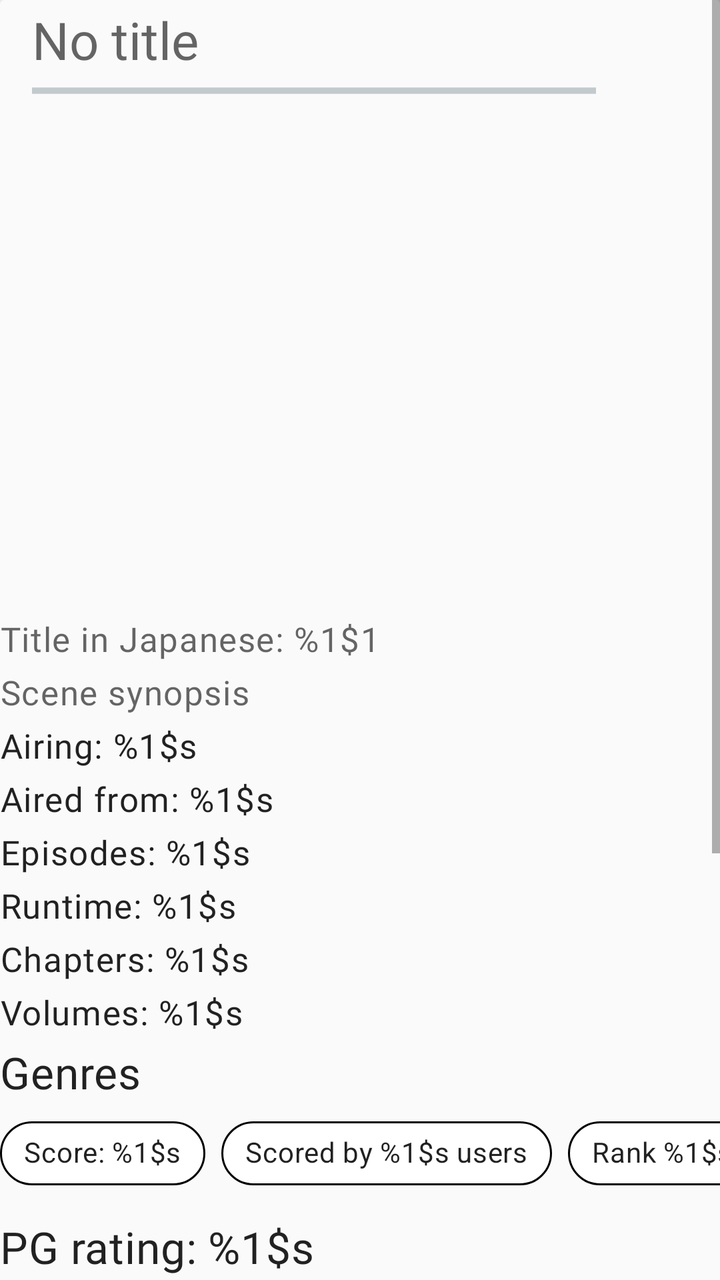
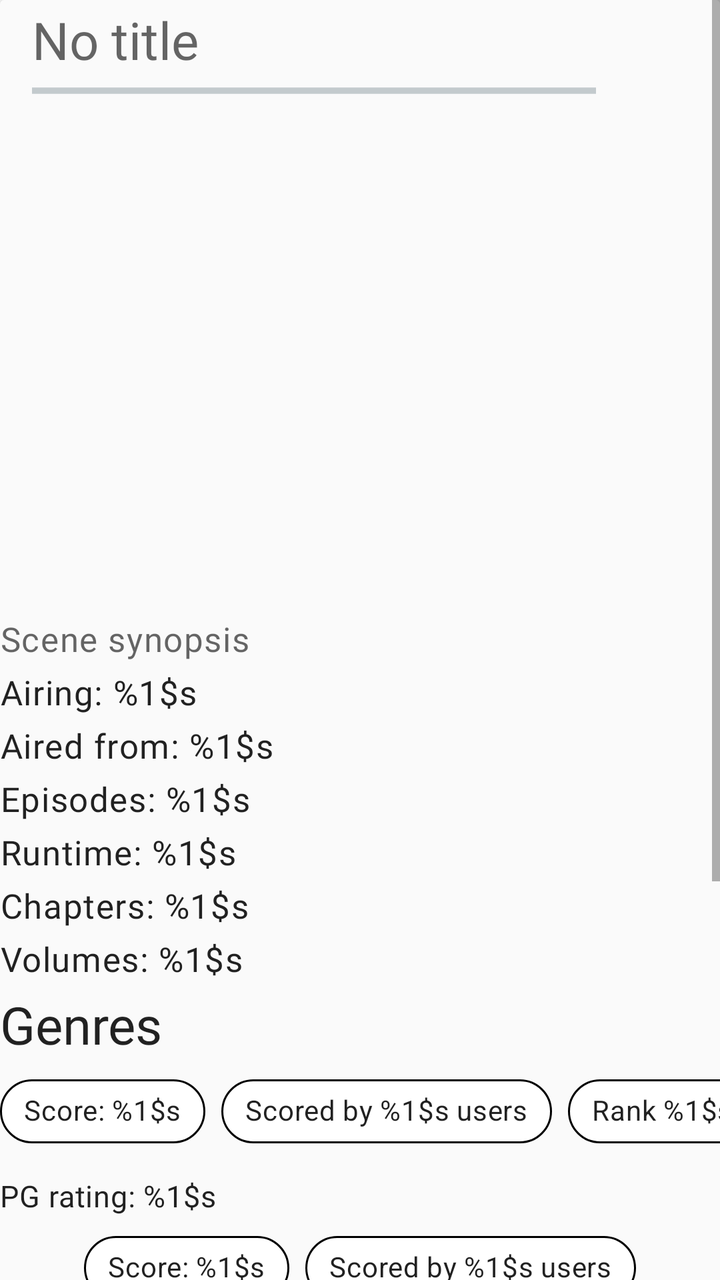

Screens rendered from an Android XML layout before and after an edit, with the pre-edit source and the edit as a unified diff.
<!-- AndroidManifest.xml: another module's application theme Theme.ECatalogs -->
<!-- res/layout/fragment_details_anime.xml -->
<?xml version="1.0" encoding="utf-8"?>
<ScrollView xmlns:android="http://schemas.android.com/apk/res/android"
    xmlns:app="http://schemas.android.com/apk/res-auto"
    android:layout_width="match_parent"
    android:layout_height="match_parent"
    android:layout_margin="@dimen/two_dimen"
    android:orientation="vertical">

    <androidx.cardview.widget.CardView
        android:id="@+id/details_card_view"
        android:layout_width="match_parent"
        android:layout_height="wrap_content"
        android:backgroundTint="?attr/colorSurface">

        <LinearLayout
            android:layout_width="match_parent"
            android:layout_height="match_parent"
            android:orientation="vertical">

            <androidx.appcompat.widget.Toolbar
                android:id="@+id/toolbar"
                android:layout_width="match_parent"
                android:layout_height="wrap_content">

                <LinearLayout
                    android:layout_width="match_parent"
                    android:layout_height="wrap_content"
                    android:orientation="vertical">

                    <TextView
                        android:id="@+id/title"
                        android:layout_width="match_parent"
                        android:layout_height="wrap_content"
                        android:hint="@string/no_title"
                        android:textAppearance="?attr/textAppearanceHeadline5" />

                    <ProgressBar
                        android:id="@+id/details_progress_bar"
                        style="?android:progressBarStyleHorizontal"
                        android:layout_width="282dp"
                        android:layout_height="wrap_content"
                        android:indeterminate="true" />

                    <TextView
                        android:id="@+id/details_error_message"
                        android:layout_width="match_parent"
                        android:layout_height="wrap_content"
                        android:text="@string/failed_to_retrieve_data"
                        android:textAppearance="?attr/textAppearanceCaption"
                        android:textColor="@android:color/holo_blue_light"
                        android:visibility="gone" />

                </LinearLayout>

            </androidx.appcompat.widget.Toolbar>

            <com.google.android.material.imageview.ShapeableImageView
                android:id="@+id/image"
                android:layout_width="match_parent"
                android:layout_height="wrap_content"
                android:adjustViewBounds="true"
                android:minWidth="@dimen/min_image_width"
                android:minHeight="@dimen/image_height"
                android:scaleType="fitCenter"
                app:strokeColor="@null" />

            <com.google.android.material.textview.MaterialTextView
                android:id="@+id/title_japanese"
                android:layout_width="match_parent"
                android:layout_height="wrap_content"
                android:layout_marginVertical="@dimen/two_dimen"
                android:hint="@string/title_japanese"
                android:textAppearance="?attr/textAppearanceBody1" />

            <com.google.android.material.textview.MaterialTextView
                android:id="@+id/synopsis"
                android:layout_width="match_parent"
                android:layout_height="wrap_content"
                android:layout_marginVertical="@dimen/two_dimen"
                android:hint="@string/synopsis"
                android:textAppearance="?attr/textAppearanceBody1" />

            <com.google.android.material.textview.MaterialTextView
                android:id="@+id/airing_status"
                android:layout_width="wrap_content"
                android:layout_height="wrap_content"
                android:layout_marginVertical="@dimen/two_dimen"
                android:text="@string/airing_status"
                android:textAppearance="?attr/textAppearanceBody1" />

            <com.google.android.material.textview.MaterialTextView
                android:id="@+id/aired"
                android:layout_width="wrap_content"
                android:layout_height="wrap_content"
                android:layout_marginVertical="@dimen/two_dimen"
                android:text="@string/aired"
                android:textAppearance="?attr/textAppearanceBody1" />

            <com.google.android.material.textview.MaterialTextView
                android:id="@+id/episodes"
                android:layout_width="wrap_content"
                android:layout_height="wrap_content"
                android:layout_marginVertical="@dimen/two_dimen"
                android:text="@string/episodes"
                android:textAppearance="?attr/textAppearanceBody1" />

            <com.google.android.material.textview.MaterialTextView
                android:id="@+id/runtime"
                android:layout_width="wrap_content"
                android:layout_height="wrap_content"
                android:layout_marginVertical="@dimen/two_dimen"
                android:text="@string/runtime"
                android:textAppearance="?attr/textAppearanceBody1" />

            <com.google.android.material.textview.MaterialTextView
                android:id="@+id/chapters"
                android:layout_width="wrap_content"
                android:layout_height="wrap_content"
                android:layout_marginVertical="@dimen/two_dimen"
                android:text="@string/chapters"
                android:textAppearance="?attr/textAppearanceBody1" />

            <com.google.android.material.textview.MaterialTextView
                android:id="@+id/volumes"
                android:layout_width="wrap_content"
                android:layout_height="wrap_content"
                android:layout_marginVertical="@dimen/two_dimen"
                android:text="@string/volumes"
                android:textAppearance="?attr/textAppearanceBody1" />

            <com.google.android.material.textview.MaterialTextView
                android:id="@+id/genres"
                android:layout_width="wrap_content"
                android:layout_height="wrap_content"
                android:layout_marginVertical="@dimen/two_dimen"
                android:text="@string/genres"
                android:textAppearance="?attr/textAppearanceHeadline6" />

            <com.google.android.material.chip.ChipGroup
                android:layout_width="wrap_content"
                android:layout_height="wrap_content"
                android:layout_gravity="center"
                android:layout_marginBottom="@dimen/six_dimen"
                android:clickable="false"
                android:foregroundGravity="center_horizontal"
                android:layoutDirection="locale"
                android:theme="@style/Theme.MaterialComponents.Light"
                app:singleLine="true">

                <com.google.android.material.chip.Chip
                    android:id="@+id/genre_one"
                    android:layout_width="wrap_content"
                    android:layout_height="wrap_content"
                    android:gravity="start"
                    android:text="@string/score"
                    android:textAppearance="?attr/textAppearanceBody2"
                    app:chipBackgroundColor="@android:color/white"
                    app:chipStrokeColor="@android:color/black"
                    app:chipStrokeWidth="1dp" />

                <com.google.android.material.chip.Chip
                    android:id="@+id/genre_two"
                    android:layout_width="wrap_content"
                    android:layout_height="wrap_content"
                    android:gravity="center_horizontal"
                    android:text="@string/scored_by"
                    android:textAppearance="?attr/textAppearanceBody2"
                    app:chipBackgroundColor="@android:color/white"
                    app:chipStrokeColor="@android:color/black"
                    app:chipStrokeWidth="1dp" />

                <com.google.android.material.chip.Chip
                    android:id="@+id/genre_three"
                    android:layout_width="wrap_content"
                    android:layout_height="wrap_content"
                    android:gravity="end"
                    android:text="@string/rank"
                    android:textAppearance="?attr/textAppearanceBody2"
                    app:chipBackgroundColor="@android:color/white"
                    app:chipStrokeColor="@android:color/black"
                    app:chipStrokeWidth="1dp" />

            </com.google.android.material.chip.ChipGroup>

            <com.google.android.material.textview.MaterialTextView
                android:id="@+id/pg_rating"
                android:layout_width="wrap_content"
                android:layout_height="wrap_content"
                android:layout_marginVertical="@dimen/two_dimen"
                android:text="@string/pg_rating"
                android:textAppearance="?attr/textAppearanceHeadline6" />

            <com.google.android.material.chip.ChipGroup
                android:layout_width="wrap_content"
                android:layout_height="wrap_content"
                android:layout_gravity="center"
                android:layout_marginBottom="@dimen/six_dimen"
                android:clickable="false"
                android:foregroundGravity="center_horizontal"
                android:layoutDirection="locale"
                android:theme="@style/Theme.MaterialComponents.Light"
                app:singleLine="false">

                <com.google.android.material.chip.Chip
                    android:id="@+id/score"
                    android:layout_width="wrap_content"
                    android:layout_height="wrap_content"
                    android:gravity="start"
                    android:text="@string/score"
                    android:textAppearance="?attr/textAppearanceBody2"
                    app:chipBackgroundColor="@android:color/white"
                    app:chipStrokeColor="@android:color/black"
                    app:chipStrokeWidth="1dp" />

                <com.google.android.material.chip.Chip
                    android:id="@+id/scored_by"
                    android:layout_width="wrap_content"
                    android:layout_height="wrap_content"
                    android:gravity="center_horizontal"
                    android:text="@string/scored_by"
                    android:textAppearance="?attr/textAppearanceBody2"
                    app:chipBackgroundColor="@android:color/white"
                    app:chipStrokeColor="@android:color/black"
                    app:chipStrokeWidth="1dp" />

                <com.google.android.material.chip.Chip
                    android:id="@+id/rank"
                    android:layout_width="wrap_content"
                    android:layout_height="wrap_content"
                    android:gravity="end"
                    android:text="@string/rank"
                    android:textAppearance="?attr/textAppearanceBody2"
                    app:chipBackgroundColor="@android:color/white"
                    app:chipStrokeColor="@android:color/black"
                    app:chipStrokeWidth="1dp" />

                <com.google.android.material.chip.Chip
                    android:id="@+id/popularity"
                    android:layout_width="wrap_content"
                    android:layout_height="wrap_content"
                    android:gravity="end"
                    android:text="@string/popularity"
                    android:textAppearance="?attr/textAppearanceBody2"
                    app:chipBackgroundColor="@android:color/white"
                    app:chipStrokeColor="@android:color/black"
                    app:chipStrokeWidth="1dp" />

                <com.google.android.material.chip.Chip
                    android:id="@+id/members"
                    android:layout_width="wrap_content"
                    android:layout_height="wrap_content"
                    android:gravity="end"
                    android:text="@string/members"
                    android:textAppearance="?attr/textAppearanceBody2"
                    app:chipBackgroundColor="@android:color/white"
                    app:chipStrokeColor="@android:color/black"
                    app:chipStrokeWidth="1dp" />

                <com.google.android.material.chip.Chip
                    android:id="@+id/favorites"
                    android:layout_width="wrap_content"
                    android:layout_height="wrap_content"
                    android:gravity="end"
                    android:text="@string/favorites"
                    android:textAppearance="?attr/textAppearanceBody2"
                    app:chipBackgroundColor="@android:color/white"
                    app:chipStrokeColor="@android:color/black"
                    app:chipStrokeWidth="1dp" />

            </com.google.android.material.chip.ChipGroup>

            <View style="@style/Divider.Horizontal" />

            <com.google.android.material.textview.MaterialTextView
                android:id="@+id/url"
                android:layout_width="wrap_content"
                android:layout_height="wrap_content"
                android:layout_marginVertical="@dimen/two_dimen"
                android:text="@string/link_web_page"
                android:textAppearance="?attr/textAppearanceBody1" />

            <View style="@style/Divider.Horizontal" />

            <com.google.android.material.textview.MaterialTextView
                android:id="@+id/trailer"
                android:layout_width="wrap_content"
                android:layout_height="wrap_content"
                android:layout_marginVertical="@dimen/two_dimen"
                android:text="@string/link_trailer"
                android:textAppearance="?attr/textAppearanceBody1" />

            <com.google.android.material.textview.MaterialTextView
                android:id="@+id/authors"
                android:layout_width="wrap_content"
                android:layout_height="wrap_content"
                android:layout_marginVertical="@dimen/two_dimen"
                android:text="@string/authors"
                android:textAppearance="?attr/textAppearanceBody1" />

            <com.google.android.material.textview.MaterialTextView
                android:id="@+id/serializations"
                android:layout_width="wrap_content"
                android:layout_height="wrap_content"
                android:layout_marginVertical="@dimen/two_dimen"
                android:text="@string/serializations"
                android:textAppearance="?attr/textAppearanceHeadline6" />

            <com.google.android.material.textview.MaterialTextView
                android:id="@+id/serialization_name"
                android:layout_width="wrap_content"
                android:layout_height="wrap_content"
                android:layout_marginVertical="@dimen/two_dimen"
                android:text="@string/serialization_name"
                android:textAppearance="?attr/textAppearanceBody1" />

            <com.google.android.material.textview.MaterialTextView
                android:id="@+id/serialization_link"
                android:layout_width="wrap_content"
                android:layout_height="wrap_content"
                android:layout_marginVertical="@dimen/two_dimen"
                android:text="@string/serialization_link"
                android:textAppearance="?attr/textAppearanceBody1" />

            <View style="@style/Divider.Horizontal" />
        </LinearLayout>
    </androidx.cardview.widget.CardView>

</ScrollView>
<!-- resources referenced by this layout -->
<resources>
  <dimen name="image_height">250dp</dimen>
  <dimen name="min_image_width">150dp</dimen>
  <dimen name="six_dimen">6dp</dimen>
  <dimen name="two_dimen">2dp</dimen>
  <string name="aired">Aired from: %1$s</string>
  <string name="airing_status">Airing: %1$s</string>
  <string name="authors">Authors: %1$s</string>
  <string name="chapters">Chapters: %1$s</string>
  <string name="episodes">Episodes: %1$s</string>
  <string name="failed_to_retrieve_data">Failed to retrieve data 😓</string>
  <string name="favorites">Favorites: %1$s</string>
  <string name="genres">Genres</string>
  <string name="link_trailer">Link to trailer: %1$s</string>
  <string name="link_web_page">Link to web page: %1$s</string>
  <string name="members">Members: %1$s</string>
  <string name="no_title">No title</string>
  <string name="pg_rating">PG rating: %1$s</string>
  <string name="popularity">Popularity rank %1$s</string>
  <string name="rank">Rank %1$s</string>
  <string name="runtime">Runtime: %1$s</string>
  <string name="score">Score: %1$s</string>
  <string name="scored_by">Scored by %1$s users</string>
  <string name="serialization_link">Link to web page: %1$s</string>
  <string name="serialization_name">Name: %1$s</string>
  <string name="serializations">Serialization</string>
  <string name="synopsis">Scene synopsis</string>
  <string name="title_japanese">"Title in Japanese: %1$1"</string>
  <string name="volumes">Volumes: %1$s</string>
  <style name="Divider.Horizontal" parent="Divider">
          <item name="android:layout_width">match_parent</item>
          <item name="android:layout_height">1dp</item>
      </style>
  <style name="Divider">
          <item name="android:background">?android:attr/listDivider</item> // can add colorur here
      </style>
  <color name="blue_grey_600">#546e7a</color>
  <color name="blue_grey_100">#819ca9</color>
  <color name="black">#000000</color>
  <color name="white">#fafafa</color>
  <color name="blue_grey_700">#29434e</color>
  <style name="ShapeAppearance.ECatalog.SmallComponent" parent="ShapeAppearance.MaterialComponents.SmallComponent">
          <item name="cornerFamily">rounded</item>
          <item name="cornerSize">@dimen/reply_small_component_corner_radius</item>
      </style>
  <style name="ShapeAppearance.ECatalog.MediumComponent" parent="ShapeAppearance.MaterialComponents.MediumComponent">
          <item name="cornerFamily">rounded</item>
          <item name="cornerSize">@dimen/reply_medium_component_corner_radius</item>
      </style>
  <style name="ShapeAppearance.ECatalog.LargeComponent" parent="ShapeAppearance.MaterialComponents.LargeComponent">
          <item name="cornerFamily">rounded</item>
          <item name="cornerSize">@dimen/reply_large_component_corner_radius</item>
      </style>
  <style name="TextAppearance.MdcTypographyStyles.Body2" parent="TextAppearance.MaterialComponents.Body2">
          <item name="fontFamily">@font/nunito_sans_regular</item>
          <item name="android:fontFamily">@font/nunito_sans_regular</item>
          <item name="android:textSize">15sp</item>
      </style>
  <style name="TextAppearance.MdcTypographyStyles.Button" parent="TextAppearance.MaterialComponents.Button">
          <item name="fontFamily">@font/nunito_sans_light</item>
          <item name="android:fontFamily">@font/nunito_sans_light</item>
          <item name="android:textSize">15sp</item>
      </style>
  <style name="TextAppearance.MdcTypographyStyles.Caption" parent="TextAppearance.MaterialComponents.Caption">
          <item name="fontFamily">@font/nunito_sans_light</item>
          <item name="android:fontFamily">@font/nunito_sans_light</item>
          <item name="android:textSize">13sp</item>
      </style>
  <dimen name="reply_small_component_corner_radius">8dp</dimen>
  <dimen name="reply_medium_component_corner_radius">12dp</dimen>
  <dimen name="reply_large_component_corner_radius">24dp</dimen>
  <!-- unchanged entries left out for length: 6 -->
</resources>

<!-- the commit's change to res/layout/fragment_details_anime.xml (unified diff, before → after) -->
@@ -65,14 +65,6 @@
                 app:strokeColor="@null" />
 
             <com.google.android.material.textview.MaterialTextView
-                android:id="@+id/title_japanese"
-                android:layout_width="match_parent"
-                android:layout_height="wrap_content"
-                android:layout_marginVertical="@dimen/two_dimen"
-                android:hint="@string/title_japanese"
-                android:textAppearance="?attr/textAppearanceBody1" />
-
-            <com.google.android.material.textview.MaterialTextView
                 android:id="@+id/synopsis"
                 android:layout_width="match_parent"
                 android:layout_height="wrap_content"
@@ -134,7 +126,7 @@
                 android:layout_height="wrap_content"
                 android:layout_marginVertical="@dimen/two_dimen"
                 android:text="@string/genres"
-                android:textAppearance="?attr/textAppearanceHeadline6" />
+                android:textAppearance="?attr/textAppearanceHeadline5" />
 
             <com.google.android.material.chip.ChipGroup
                 android:layout_width="wrap_content"
@@ -188,7 +180,7 @@
                 android:layout_height="wrap_content"
                 android:layout_marginVertical="@dimen/two_dimen"
                 android:text="@string/pg_rating"
-                android:textAppearance="?attr/textAppearanceHeadline6" />
+                android:textAppearance="?attr/textAppearanceBody2" />
 
             <com.google.android.material.chip.ChipGroup
                 android:layout_width="wrap_content"
<!-- resource entries referenced after the edit -->
@@ -26,7 +26,6 @@
   <string name="serialization_name">Name: %1$s</string>
   <string name="serializations">Serialization</string>
   <string name="synopsis">Scene synopsis</string>
-  <string name="title_japanese">"Title in Japanese: %1$1"</string>
   <string name="volumes">Volumes: %1$s</string>
   <style name="Divider.Horizontal" parent="Divider">
           <item name="android:layout_width">match_parent</item>
